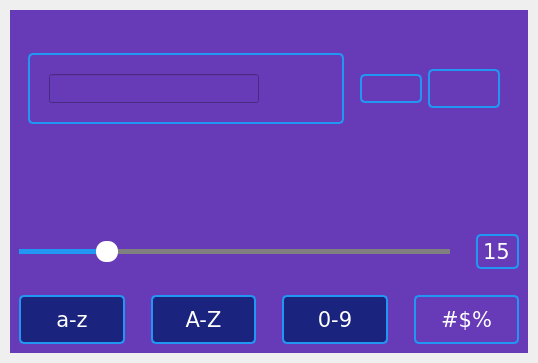
First picture: the form in Password_Generator/ui/main.ui, repository Besego/Password-Generator, before the edit.
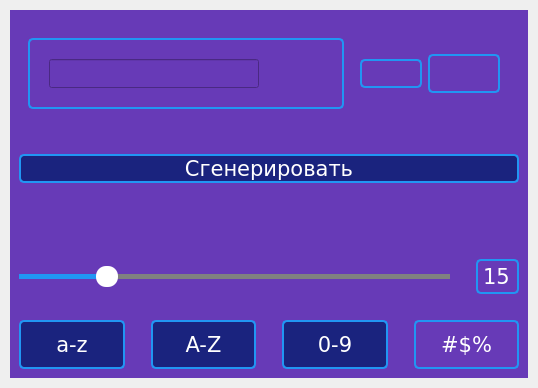
Second picture: the form after the edit. Icons and pictures are not drawn.

Commit message: Add button generate

Patch:
```diff
--- a/Password_Generator/ui/main.ui
+++ b/Password_Generator/ui/main.ui
@@ -60,6 +60,129 @@
 }</string>
    </property>
    <layout class="QGridLayout" name="gridLayout">
+    <item row="3" column="0">
+     <layout class="QHBoxLayout" name="layout_length">
+      <item>
+       <widget class="QSlider" name="slider_length">
+        <property name="cursor">
+         <cursorShape>PointingHandCursor</cursorShape>
+        </property>
+        <property name="styleSheet">
+         <string notr="true">QSlider::groove:horizontal{
+    background-color: transparent;
+    height: 5px;
+}
+QSlider::sub-page:horizontal{
+    background-color: #2196F3;
+}
+
+QSlider::add-page:horizontal{
+    background-color: gray;
+}
+
+QSlider::handle:horizontal{
+    background-color: white;
+    width: 22px;
+    border-radius: 10px;
+    margin-top: -8px;
+    margin-bottom: -8px;
+}
+</string>
+        </property>
+        <property name="maximum">
+         <number>80</number>
+        </property>
+        <property name="value">
+         <number>15</number>
+        </property>
+        <property name="orientation">
+         <enum>Qt::Orientation::Horizontal</enum>
+        </property>
+       </widget>
+      </item>
+      <item>
+       <widget class="QSpinBox" name="spinbox_length">
+        <property name="styleSheet">
+         <string notr="true">QSpinBox{
+    border:2px solid #2196F3;
+    border-radius: 5px;
+    background: transparent;
+    padding: 2px;
+}
+
+QSpinBox:hover{
+    border-color: #2196F3;
+}</string>
+        </property>
+        <property name="alignment">
+         <set>Qt::AlignmentFlag::AlignCenter</set>
+        </property>
+        <property name="buttonSymbols">
+         <enum>QAbstractSpinBox::ButtonSymbols::NoButtons</enum>
+        </property>
+        <property name="maximum">
+         <number>80</number>
+        </property>
+        <property name="value">
+         <number>15</number>
+        </property>
+       </widget>
+      </item>
+     </layout>
+    </item>
+    <item row="4" column="0">
+     <layout class="QHBoxLayout" name="layout_character">
+      <item>
+       <widget class="QPushButton" name="btn_lower">
+        <property name="text">
+         <string>a-z</string>
+        </property>
+        <property name="checkable">
+         <bool>true</bool>
+        </property>
+        <property name="checked">
+         <bool>true</bool>
+        </property>
+       </widget>
+      </item>
+      <item>
+       <widget class="QPushButton" name="btn_upper">
+        <property name="text">
+         <string>A-Z</string>
+        </property>
+        <property name="checkable">
+         <bool>true</bool>
+        </property>
+        <property name="checked">
+         <bool>true</bool>
+        </property>
+       </widget>
+      </item>
+      <item>
+       <widget class="QPushButton" name="btn_digits">
+        <property name="text">
+         <string>0-9</string>
+        </property>
+        <property name="checkable">
+         <bool>true</bool>
+        </property>
+        <property name="checked">
+         <bool>true</bool>
+        </property>
+       </widget>
+      </item>
+      <item>
+       <widget class="QPushButton" name="btn_symbols">
+        <property name="text">
+         <string>#$%</string>
+        </property>
+        <property name="checkable">
+         <bool>true</bool>
+        </property>
+       </widget>
+      </item>
+     </layout>
+    </item>
     <item row="0" column="0">
      <widget class="QFrame" name="layot_password">
       <property name="styleSheet">
@@ -192,7 +315,7 @@
       </layout>
      </widget>
     </item>
-    <item row="1" column="0">
+    <item row="2" column="0">
      <layout class="QHBoxLayout" name="layout_info">
       <item>
        <widget class="QLabel" name="label_strength">
@@ -212,124 +335,17 @@
       </item>
      </layout>
     </item>
-    <item row="2" column="0">
-     <layout class="QHBoxLayout" name="layout_length">
+    <item row="1" column="0">
+     <layout class="QVBoxLayout" name="layout_btn_generate">
       <item>
-       <widget class="QSlider" name="slider_length">
-        <property name="cursor">
-         <cursorShape>PointingHandCursor</cursorShape>
-        </property>
+       <widget class="QPushButton" name="btn_generate">
         <property name="styleSheet">
-         <string notr="true">QSlider::groove:horizontal{
-    background-color: transparent;
-    height: 5px;
-}
-QSlider::sub-page:horizontal{
-    background-color: #2196F3;
-}
-
-QSlider::add-page:horizontal{
-    background-color: gray;
-}
-
-QSlider::handle:horizontal{
-    background-color: white;
-    width: 22px;
-    border-radius: 10px;
-    margin-top: -8px;
-    margin-bottom: -8px;
-}
-</string>
-        </property>
-        <property name="maximum">
-         <number>80</number>
-        </property>
-        <property name="value">
-         <number>15</number>
-        </property>
-        <property name="orientation">
-         <enum>Qt::Orientation::Horizontal</enum>
-        </property>
-       </widget>
-      </item>
-      <item>
-       <widget class="QSpinBox" name="spinbox_length">
-        <property name="styleSheet">
-         <string notr="true">QSpinBox{
-    border:2px solid #2196F3;
-    border-radius: 5px;
-    background: transparent;
-    padding: 2px;
-}
-
-QSpinBox:hover{
-    border-color: #2196F3;
+         <string notr="true">QPushButton{
+    background-color: #1A237E;
 }</string>
         </property>
-        <property name="alignment">
-         <set>Qt::AlignmentFlag::AlignCenter</set>
-        </property>
-        <property name="buttonSymbols">
-         <enum>QAbstractSpinBox::ButtonSymbols::NoButtons</enum>
-        </property>
-        <property name="maximum">
-         <number>80</number>
-        </property>
-        <property name="value">
-         <number>15</number>
-        </property>
-       </widget>
-      </item>
-     </layout>
-    </item>
-    <item row="3" column="0">
-     <layout class="QHBoxLayout" name="layout_character">
-      <item>
-       <widget class="QPushButton" name="btn_lower">
         <property name="text">
-         <string>a-z</string>
-        </property>
-        <property name="checkable">
-         <bool>true</bool>
-        </property>
-        <property name="checked">
-         <bool>true</bool>
-        </property>
-       </widget>
-      </item>
-      <item>
-       <widget class="QPushButton" name="btn_upper">
-        <property name="text">
-         <string>A-Z</string>
-        </property>
-        <property name="checkable">
-         <bool>true</bool>
-        </property>
-        <property name="checked">
-         <bool>true</bool>
-        </property>
-       </widget>
-      </item>
-      <item>
-       <widget class="QPushButton" name="btn_digits">
-        <property name="text">
-         <string>0-9</string>
-        </property>
-        <property name="checkable">
-         <bool>true</bool>
-        </property>
-        <property name="checked">
-         <bool>true</bool>
-        </property>
-       </widget>
-      </item>
-      <item>
-       <widget class="QPushButton" name="btn_symbols">
-        <property name="text">
-         <string>#$%</string>
-        </property>
-        <property name="checkable">
-         <bool>true</bool>
+         <string>Сгенерировать</string>
         </property>
        </widget>
       </item>
```
The commit also changes 3 other files.
